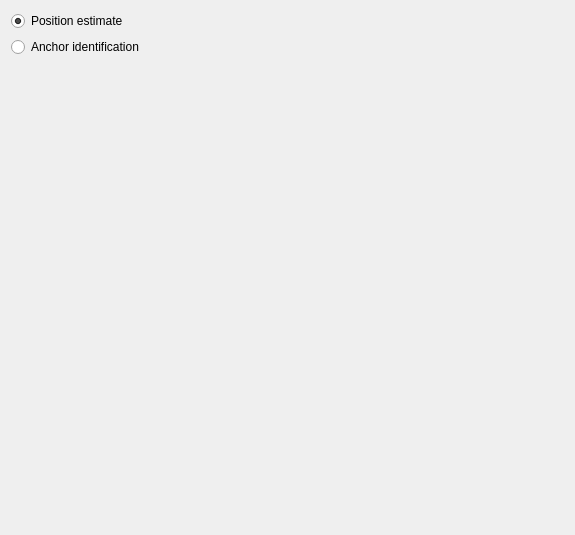
Above: src/cfclient/ui/tabs/locopositioning_tab.ui from bitcraze/crazyflie-clients-python before the change. Below: the same form after it.
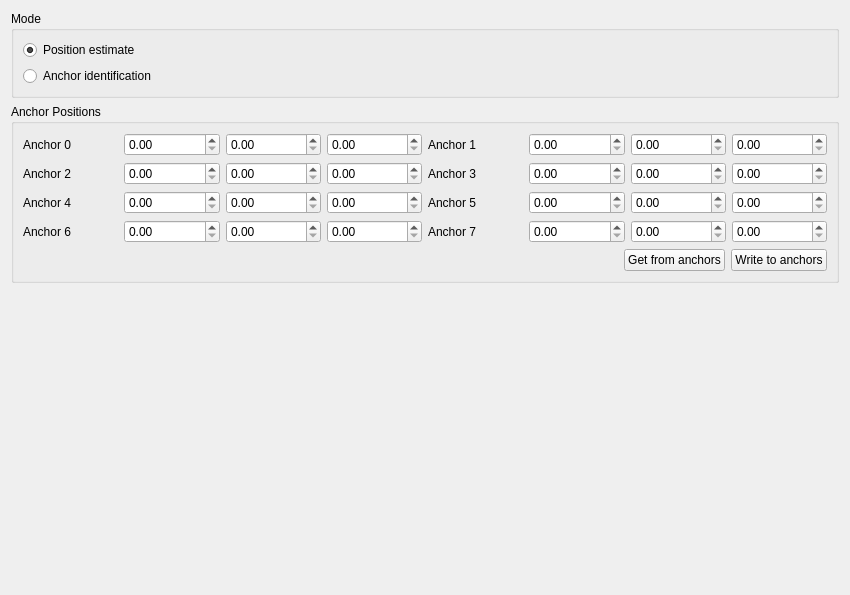
That is the form after the change.

Commit message: #284 Added anchor position settings to the Loco Positioning tab

Diff of the .ui file:
```diff
--- a/src/cfclient/ui/tabs/locopositioning_tab.ui
+++ b/src/cfclient/ui/tabs/locopositioning_tab.ui
@@ -6,8 +6,8 @@
    <rect>
     <x>0</x>
     <y>0</y>
-    <width>575</width>
-    <height>535</height>
+    <width>850</width>
+    <height>595</height>
    </rect>
   </property>
   <property name="windowTitle">
@@ -28,20 +28,254 @@
      <item row="0" column="1">
       <layout class="QVBoxLayout" name="_inputLayout">
        <item>
-        <widget class="QRadioButton" name="_estimated_postion_button">
-         <property name="text">
-          <string>Position estimate</string>
+        <widget class="QGroupBox" name="groupBox_2">
+         <property name="title">
+          <string>Mode</string>
          </property>
-         <property name="checked">
-          <bool>true</bool>
-         </property>
+         <layout class="QVBoxLayout" name="verticalLayout_2">
+          <item>
+           <widget class="QRadioButton" name="_estimated_postion_button">
+            <property name="text">
+             <string>Position estimate</string>
+            </property>
+            <property name="checked">
+             <bool>true</bool>
+            </property>
+           </widget>
+          </item>
+          <item>
+           <widget class="QRadioButton" name="_id_anchor_button">
+            <property name="text">
+             <string>Anchor identification</string>
+            </property>
+           </widget>
+          </item>
+         </layout>
         </widget>
        </item>
        <item>
-        <widget class="QRadioButton" name="_id_anchor_button">
-         <property name="text">
-          <string>Anchor identification</string>
+        <widget class="QGroupBox" name="groupBox">
+         <property name="enabled">
+          <bool>true</bool>
          </property>
+         <property name="minimumSize">
+          <size>
+           <width>0</width>
+           <height>13</height>
+          </size>
+         </property>
+         <property name="title">
+          <string>Anchor Positions</string>
+         </property>
+         <layout class="QVBoxLayout" name="verticalLayout">
+          <item>
+           <layout class="QHBoxLayout" name="anchor_block_0">
+            <item>
+             <layout class="QHBoxLayout" name="block_a0">
+              <item>
+               <widget class="QLabel" name="labela0">
+                <property name="text">
+                 <string>Anchor 0</string>
+                </property>
+               </widget>
+              </item>
+              <item>
+               <widget class="QDoubleSpinBox" name="spin_a0x"/>
+              </item>
+              <item>
+               <widget class="QDoubleSpinBox" name="spin_a0y"/>
+              </item>
+              <item>
+               <widget class="QDoubleSpinBox" name="spin_a0z"/>
+              </item>
+             </layout>
+            </item>
+            <item>
+             <layout class="QHBoxLayout" name="block_a1">
+              <item>
+               <widget class="QLabel" name="labela1">
+                <property name="text">
+                 <string>Anchor 1</string>
+                </property>
+               </widget>
+              </item>
+              <item>
+               <widget class="QDoubleSpinBox" name="spin_a1x"/>
+              </item>
+              <item>
+               <widget class="QDoubleSpinBox" name="spin_a1y"/>
+              </item>
+              <item>
+               <widget class="QDoubleSpinBox" name="spin_a1z"/>
+              </item>
+             </layout>
+            </item>
+           </layout>
+          </item>
+          <item>
+           <layout class="QHBoxLayout" name="anchor_block_1">
+            <item>
+             <layout class="QHBoxLayout" name="block_a2">
+              <item>
+               <widget class="QLabel" name="labela2">
+                <property name="text">
+                 <string>Anchor 2</string>
+                </property>
+               </widget>
+              </item>
+              <item>
+               <widget class="QDoubleSpinBox" name="spin_a2x"/>
+              </item>
+              <item>
+               <widget class="QDoubleSpinBox" name="spin_a2y"/>
+              </item>
+              <item>
+               <widget class="QDoubleSpinBox" name="spin_a2z"/>
+              </item>
+             </layout>
+            </item>
+            <item>
+             <layout class="QHBoxLayout" name="block_a3">
+              <item>
+               <widget class="QLabel" name="labela3">
+                <property name="text">
+                 <string>Anchor 3</string>
+                </property>
+               </widget>
+              </item>
+              <item>
+               <widget class="QDoubleSpinBox" name="spin_a3x"/>
+              </item>
+              <item>
+               <widget class="QDoubleSpinBox" name="spin_a3y"/>
+              </item>
+              <item>
+               <widget class="QDoubleSpinBox" name="spin_a3z"/>
+              </item>
+             </layout>
+            </item>
+           </layout>
+          </item>
+          <item>
+           <layout class="QHBoxLayout" name="anchor_block_2">
+            <item>
+             <layout class="QHBoxLayout" name="block_a4">
+              <item>
+               <widget class="QLabel" name="labela4">
+                <property name="text">
+                 <string>Anchor 4</string>
+                </property>
+               </widget>
+              </item>
+              <item>
+               <widget class="QDoubleSpinBox" name="spin_a4x"/>
+              </item>
+              <item>
+               <widget class="QDoubleSpinBox" name="spin_a4y"/>
+              </item>
+              <item>
+               <widget class="QDoubleSpinBox" name="spin_a4z"/>
+              </item>
+             </layout>
+            </item>
+            <item>
+             <layout class="QHBoxLayout" name="block_a5">
+              <item>
+               <widget class="QLabel" name="labela5">
+                <property name="text">
+                 <string>Anchor 5</string>
+                </property>
+               </widget>
+              </item>
+              <item>
+               <widget class="QDoubleSpinBox" name="spin_a5x"/>
+              </item>
+              <item>
+               <widget class="QDoubleSpinBox" name="spin_a5y"/>
+              </item>
+              <item>
+               <widget class="QDoubleSpinBox" name="spin_a5z"/>
+              </item>
+             </layout>
+            </item>
+           </layout>
+          </item>
+          <item>
+           <layout class="QHBoxLayout" name="anchor_block_3">
+            <item>
+             <layout class="QHBoxLayout" name="block_a6">
+              <item>
+               <widget class="QLabel" name="labela6">
+                <property name="text">
+                 <string>Anchor 6</string>
+                </property>
+               </widget>
+              </item>
+              <item>
+               <widget class="QDoubleSpinBox" name="spin_a6x"/>
+              </item>
+              <item>
+               <widget class="QDoubleSpinBox" name="spin_a6y"/>
+              </item>
+              <item>
+               <widget class="QDoubleSpinBox" name="spin_a6z"/>
+              </item>
+             </layout>
+            </item>
+            <item>
+             <layout class="QHBoxLayout" name="block_a7">
+              <item>
+               <widget class="QLabel" name="labela7">
+                <property name="text">
+                 <string>Anchor 7</string>
+                </property>
+               </widget>
+              </item>
+              <item>
+               <widget class="QDoubleSpinBox" name="spin_a7x"/>
+              </item>
+              <item>
+               <widget class="QDoubleSpinBox" name="spin_a7y"/>
+              </item>
+              <item>
+               <widget class="QDoubleSpinBox" name="spin_a7z"/>
+              </item>
+             </layout>
+            </item>
+           </layout>
+          </item>
+          <item>
+           <layout class="QHBoxLayout" name="horizontalLayout_2">
+            <item>
+             <spacer name="horizontalSpacer">
+              <property name="orientation">
+               <enum>Qt::Horizontal</enum>
+              </property>
+              <property name="sizeHint" stdset="0">
+               <size>
+                <width>40</width>
+                <height>20</height>
+               </size>
+              </property>
+             </spacer>
+            </item>
+            <item>
+             <widget class="QPushButton" name="_read_pos_from_anhors_button">
+              <property name="text">
+               <string>Get from anchors</string>
+              </property>
+             </widget>
+            </item>
+            <item>
+             <widget class="QPushButton" name="_write_pos_to_anhors_button">
+              <property name="text">
+               <string>Write to anchors</string>
+              </property>
+             </widget>
+            </item>
+           </layout>
+          </item>
+         </layout>
         </widget>
        </item>
        <item>
```
The commit also changes 1 other file.
